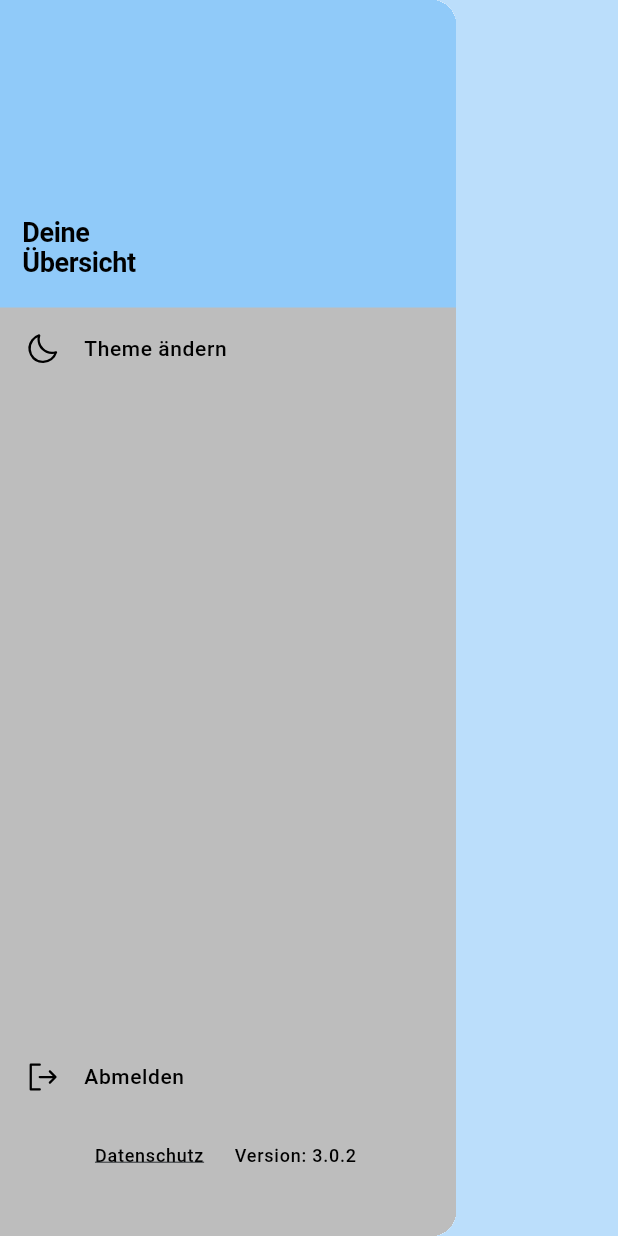
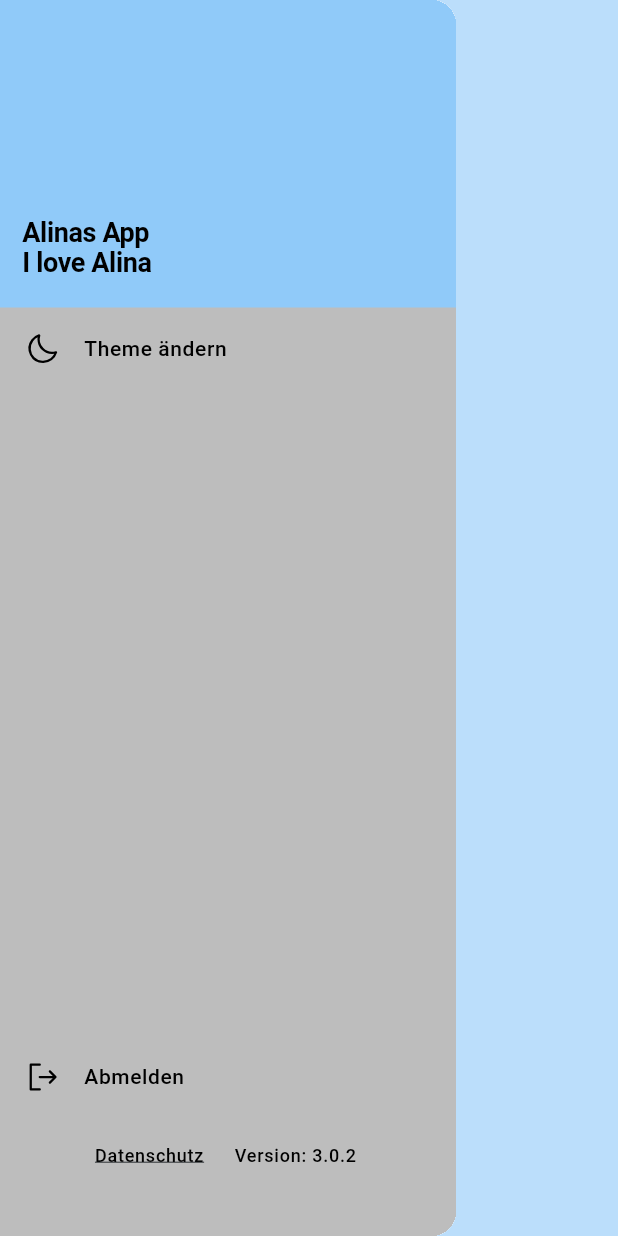
Before and after one commit to sanriodev/aandm, a Flutter app: the AppDrawer widget shown alone on an empty page, opened directly, on a phone screen of 412 x 824 dp. Run offline on Flutter 3.47's test engine with Material 3 defaults, Android fonts, the phone set to English and light mode, and no system bars; our stand-ins replace accordion, fluttertoast, getwidget, hive, package_info_plus, phosphor_flutter and 2 more; missing offline and left inert: http_interceptor, one_clock; accounts and stored records are empty; statements that could not run were skipped.

Commit message:
fix: styling

```diff
--- a/lib/widgets/app_drawer_widget.dart
+++ b/lib/widgets/app_drawer_widget.dart
@@ -53,7 +53,7 @@ class _AppDrawerState extends State<AppDrawer> {
                       bottom: 20,
                       left: 15,
                       child: Text(
-                        'Deine\nÜbersicht',
+                        'Alina\s App\nI love Alina',
                         style: Theme.of(context).primaryTextTheme.displayLarge,
                       ),
                     ),
```
